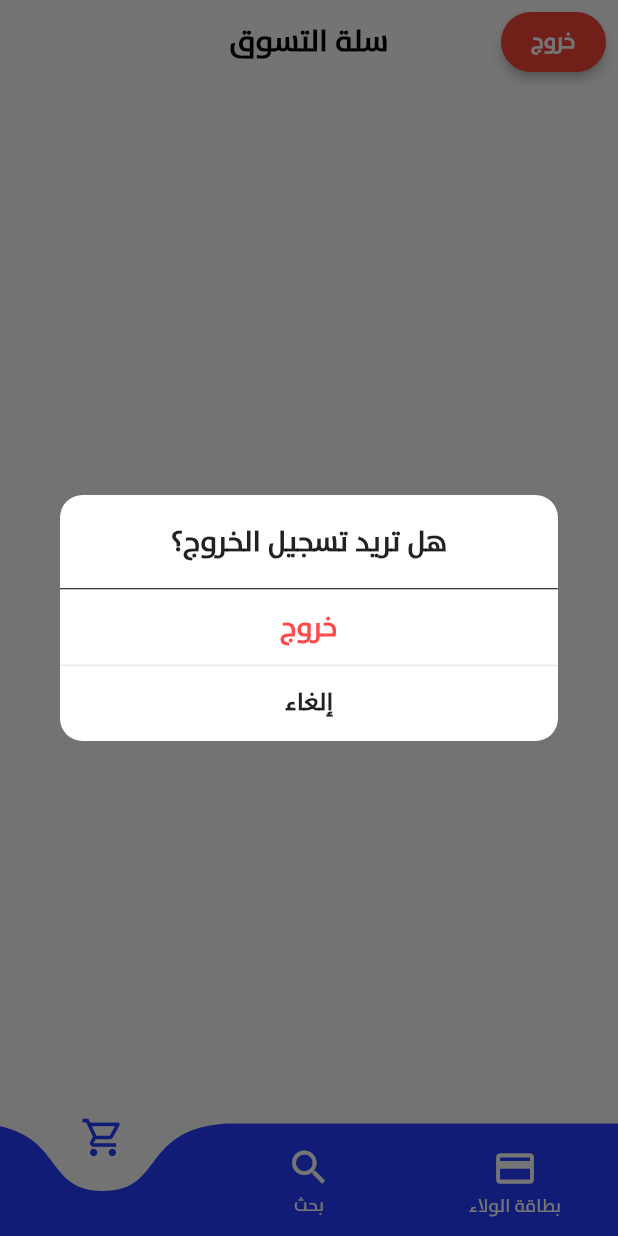
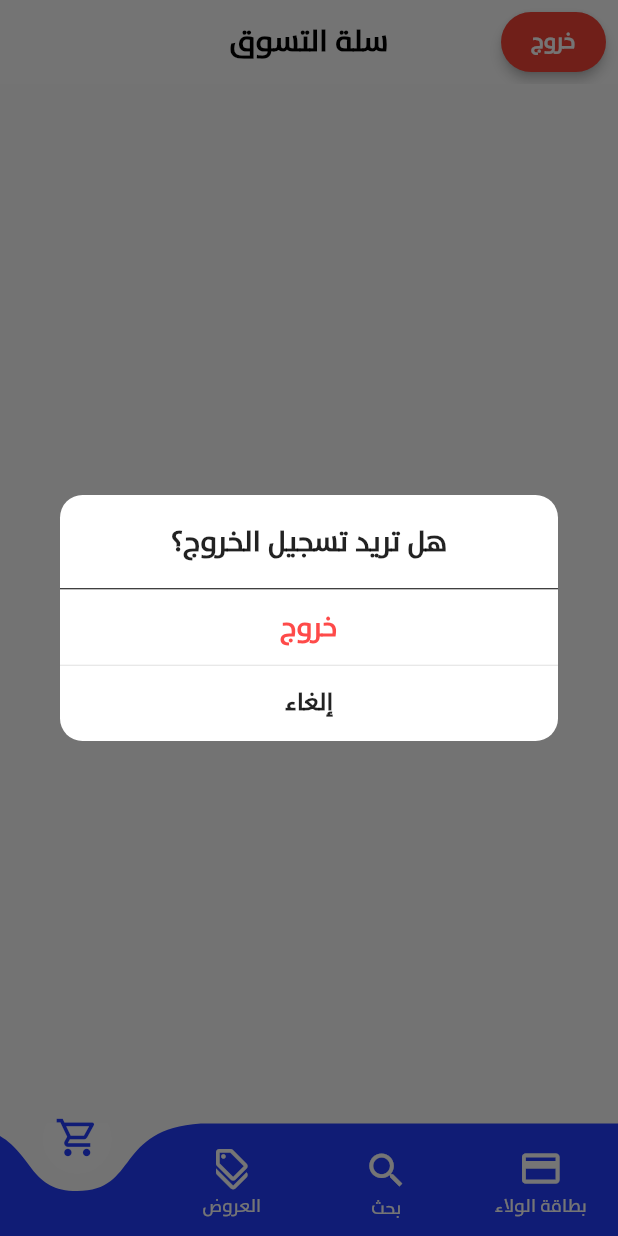
Before and after one commit to GP2022KSU/2022-GP2-04, a Flutter app: the screen it shows once a user with an empty profile is signed in, after a tap on "خروج", on a phone screen of 412 x 824 dp. Run offline on Flutter 3.47's test engine with Material 2 defaults, Android fonts, the phone set to English and light mode, and no system bars; drawn by our look-alikes of curved_navigation_bar; our stand-ins replace firebase_auth, firebase_core, firebase_database, flutter_slidable, flutter_spinkit, flutter_staggered_animations and 3 more; missing offline and left inert: animated_button, flutter_scrolling_fab_animated, qr_code_scanner; accounts and stored records are empty.

Commit message:
Updated offers navigation

```diff
--- a/CartToGo/lib/Pages/Navigation.dart
+++ b/CartToGo/lib/Pages/Navigation.dart
@@ -24,7 +24,7 @@ class NaviState extends State<Navi> {
   }
 
   void initState() {
-    tab1 = ShoppingCart(setPage, 0);
+    tab1 = ShoppingCart(setPage, 3);
     super.initState();
   }
 
@@ -33,38 +33,42 @@ class NaviState extends State<Navi> {
       case 0:
         return tab1;
       case 1:
+        return OffersList();
+      case 2:
         return SearchProductList();
-      case 2:
+      case 3:
         return LoyaltyCard();
-      case 3:
-        return OffersList();
     }
     return Container();
   }
 
   @override
   Widget build(BuildContext context) {
-    bool v1 = false;
+    bool v1 = false; //Shopping cart
     double s1 = 0;
-    bool v2 = false;
+    bool v2 = false; //Search
     double s2 = 0;
-    bool v3 = false;
+    bool v3 = false; //Loyalty Card
     double s3 = 0;
 
-    bool v4 = false;
+    bool v4 = false; //Offers
     double s4 = 0;
 
-    Myindex == 1 ? v2 = false : v2 = true;
+    Myindex == 2 ? v2 = false : v2 = true;
 
-    Myindex == 01 ? s2 = 0.04 : s2 = 0.066;
+    Myindex == 0 || Myindex == 1 || Myindex == 3 ? s2 = 0.061 : s2 = 0.04;
 
     Myindex == 0 ? v1 = false : v1 = true;
 
     Myindex == 0 ? s1 = 0.04 : s1 = 0.066;
 
-    Myindex == 2 ? v3 = false : v3 = true;
+    Myindex == 3 ? v3 = false : v3 = true;
 
-    Myindex == 0 || Myindex == 1 ? s3 = 0.065 : s3 = 0.04;
+    Myindex == 2 || Myindex == 0 || Myindex == 3 ? s4 = 0.06 : s4 = 0.04;
+
+    Myindex == 1 ? v4 = false : v4 = true;
+
+    Myindex == 0 || Myindex == 1 || Myindex == 2 ? s3 = 0.065 : s3 = 0.04;
 
     return SafeArea(
       top: false,
@@ -101,32 +105,31 @@ class NaviState extends State<Navi> {
                 ],
               ),
             ),
-// Container(
-//               height: MediaQuery.of(context).size.height * s2,
-//               child: Column(
-//                 children: [
-//                   Visibility(
-//                     child: SizedBox(
-//                       height: MediaQuery.of(context).size.height * 0.0049,
-//                     ),
-//                     visible: v2,
-//                   ),
-//                   Icon(Icons.discount_outlined,
-//                       size: 30,
-//                       color: Myindex == 1
-//                           ? Color.fromARGB(255, 35, 61, 255)
-//                           : Colors.white),
-//                   Visibility(
-//                     child: const Text(
-//                       "العروض",
-//                       style: TextStyle(color: Colors.white, fontSize: 12),
-//                     ),
-//                     visible: v2,
-//                   ),
-//                 ],
-//               ),
-//             ),
-
+            Container(
+              height: MediaQuery.of(context).size.height * s4,
+              child: Column(
+                children: [
+                  Visibility(
+                    child: SizedBox(
+                      height: MediaQuery.of(context).size.height * 0.0049,
+                    ),
+                    visible: v4,
+                  ),
+                  Icon(Icons.discount_outlined,
+                      size: 28,
+                      color: Myindex == 1
+                          ? Color.fromARGB(255, 35, 61, 255)
+                          : Colors.white),
+                  Visibility(
+                    child: const Text(
+                      "العروض",
+                      style: TextStyle(color: Colors.white, fontSize: 12),
+                    ),
+                    visible: v4,
+                  ),
+                ],
+              ),
+            ),
             Container(
               height: MediaQuery.of(context).size.height * s2,
               child: Column(
@@ -139,7 +142,7 @@ class NaviState extends State<Navi> {
                   ),
                   Icon(Icons.search,
                       size: 30,
-                      color: Myindex == 1
+                      color: Myindex == 2
                           ? Color.fromARGB(255, 35, 61, 255)
                           : Colors.white),
                   Visibility(
@@ -164,7 +167,7 @@ class NaviState extends State<Navi> {
                   ),
                   Icon(Icons.credit_card,
                       size: 30,
-                      color: Myindex == 2
+                      color: Myindex == 3
                           ? Color.fromARGB(255, 35, 61, 255)
                           : Colors.white),
                   Visibility(
--- a/CartToGo/lib/Pages/ShoppingCart.dart
+++ b/CartToGo/lib/Pages/ShoppingCart.dart
@@ -244,7 +244,7 @@ class ShoppingCartState extends State<ShoppingCart> {
                     ),
                   ),
                   onPressed: () {
-                    widget.callback(1);
+                    widget.callback(3);
                   },
                   width: MediaQuery.of(context).size.width * 0.3,
                   height: MediaQuery.of(context).size.width * 0.1,
```
Also changed, not shown: 1 other file.
